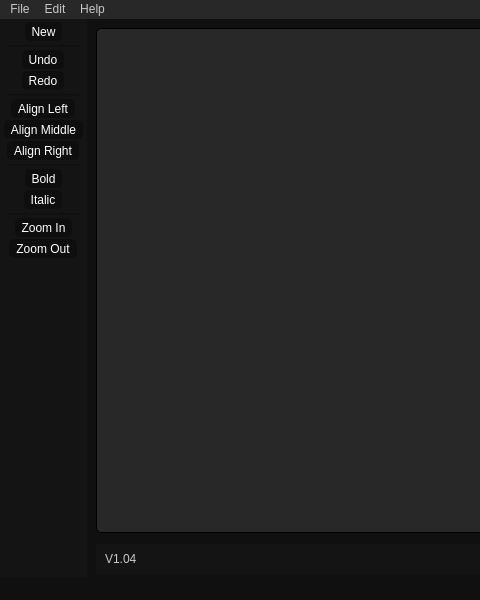
Old version of the form src/mainwindow.ui in the repository Tweety-lab/Eclipsed-Docs; both pictures show x 0 to 480 and y 0 to 600 of the 800 by 600 pixel window.
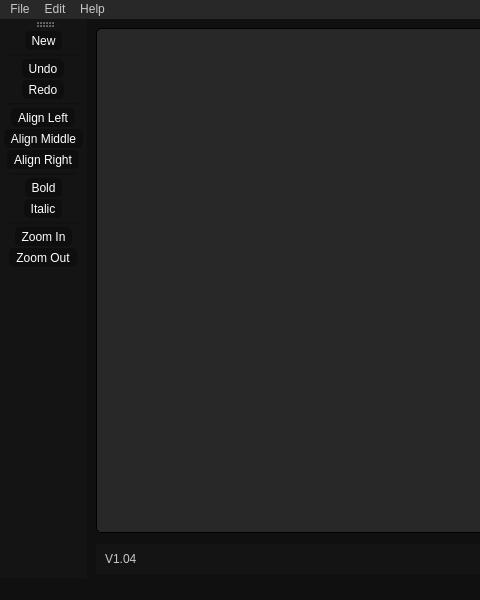
New version of the form. Icons and pictures are not drawn. Custom widgets are drawn as their Qt base class.

Commit message: ✨ Feat: Makes Main Toolbar movable

The edit to the form file:
```diff
--- a/src/mainwindow.ui
+++ b/src/mainwindow.ui
@@ -19,9 +19,9 @@
 }
 
 QTextEdit{
-    background: rgb(40, 40, 40); /*background color */
-    color: #636363; /* Foreground color*/
- 	border: 1px solid black; /*Border color*/
+    background: rgb(40, 40, 40);
+    color: #636363;
+ 	border: 1px solid black;
 	border-radius: 5px;
 	font-style: italic;
 }
@@ -31,8 +31,14 @@
 	border: 0;
 }
 
+QToolBar::handle {
+    color: rgb(25, 25, 250);
+}
+
+
+
 QMenuBar::item {
-    color: rgb(200, 200, 200); /* Text color of the menu items */
+    color: rgb(200, 200, 200);
 }
 
 QToolBar QToolButton {
@@ -60,8 +66,8 @@
 
 
 QMenuBar::item:selected {
-    background-color: rgb(200, 200, 200); /* Background color of the selected menu item */
-    color: black; /* Text color of the selected menu item */
+    background-color: rgb(200, 200, 200);
+    color: black; 
 }
 
 QMenu::item {
@@ -242,7 +248,7 @@
     <string>toolBar</string>
    </property>
    <property name="movable">
-    <bool>false</bool>
+    <bool>true</bool>
    </property>
    <property name="iconSize">
     <size>
```
Left out of the diff: 6 changed lines with no effect on the pictures.
